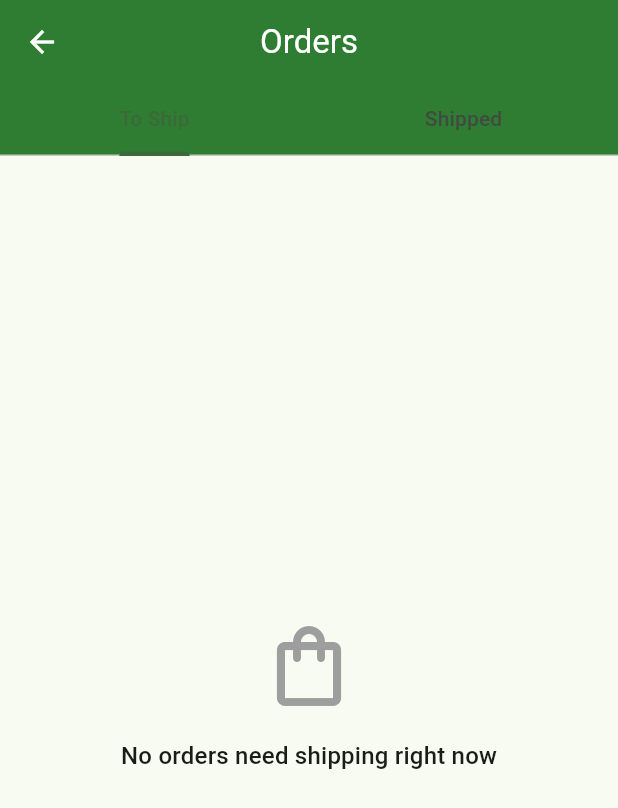
After one commit to emscape/myfriendroze-app, a Flutter app: the screen it shows once a user with an empty profile is signed in, scrolled down 214 dp, after a tap on "Orders", on a phone screen of 412 x 824 dp. The commit adds this screen. Shown: the top 808 px of the screen. Run offline on Flutter 3.47's test engine with Material 3 defaults, Android fonts, the phone set to English and light mode, and no system bars; our stand-ins replace cached_network_image, cloud_firestore, cloud_functions, firebase_auth, firebase_core, firebase_storage and 6 more; missing offline and left inert: dart:js_interop; accounts and stored records are empty.

Commit message:
Add orders list/detail screens and wire up the fulfillment flow
WHY:
- Roze needs a real screen to see orders and mark them shipped,
  replacing the deleted dead scaffold with UI built against the
  actual Order model/provider added in the previous commit.
- OrdersScreen splits orders into "To Ship"/"Shipped" tabs; tapping
  a card opens OrderDetailScreen, which shows a mark-shipped form for
  paid orders (auto-filling the tracking URL from the new
  buildTrackingUrl helper, still editable) or read-only shipping
  details once shipped.
- Wired into app_router.dart (/orders, /orders/detail) and added an
  Orders card to the home screen grid, matching the existing
  Products/Events/Gallery pattern. OrderProvider re-registered in
  main.dart's MultiProvider (it had stayed registered for the dead
  scaffold this whole time; now backed by the real implementation).

EXPECTED:
- test/utils/tracking_url_test.dart, test/screens/orders_screen_test.dart,
  test/screens/order_detail_screen_test.dart all pass (13 new tests).
- flutter test: full suite passes (116/116).
- flutter analyze: no new issues.

```diff
--- a/myfriendroze-app/lib/main.dart
+++ b/myfriendroze-app/lib/main.dart
@@ -8,6 +8,7 @@ import 'firebase_options.dart';
 import 'providers/auth_provider.dart';
 import 'providers/product_provider.dart';
 import 'providers/event_provider.dart';
+import 'providers/order_provider.dart';
 import 'providers/gallery_provider.dart';
 import 'providers/saved_location_provider.dart';
 import 'routes/app_router.dart';
@@ -48,6 +49,7 @@ class MyFriendRozeAdminApp extends StatelessWidget {
         ChangeNotifierProvider<AuthProvider>.value(value: authProvider),
         ChangeNotifierProvider(create: (_) => ProductProvider()),
         ChangeNotifierProvider(create: (_) => EventProvider()),
+        ChangeNotifierProvider(create: (_) => OrderProvider()),
         ChangeNotifierProvider(create: (_) => GalleryProvider()),
         ChangeNotifierProvider(create: (_) => SavedLocationProvider()),
       ],
--- a/myfriendroze-app/lib/routes/app_router.dart
+++ b/myfriendroze-app/lib/routes/app_router.dart
@@ -15,6 +15,9 @@ import '../screens/profile/profile_screen.dart';
 import '../screens/gallery/gallery_screen.dart';
 import '../screens/gallery/add_gallery_photo_screen.dart';
 import '../models/gallery_photo.dart';
+import '../screens/orders/orders_screen.dart';
+import '../screens/orders/order_detail_screen.dart';
+import '../models/order.dart';
 
 class AppRouter {
   // Builds a router bound to a specific AuthProvider instance. Callers must
@@ -106,6 +109,14 @@ class AppRouter {
             return const AddGalleryPhotoScreen();
           },
         ),
+        GoRoute(
+          path: '/orders',
+          builder: (context, state) => const OrdersScreen(),
+        ),
+        GoRoute(
+          path: '/orders/detail',
+          builder: (context, state) => OrderDetailScreen(order: state.extra as Order),
+        ),
       ],
     );
   }
--- a/myfriendroze-app/lib/screens/home/home_screen.dart
+++ b/myfriendroze-app/lib/screens/home/home_screen.dart
@@ -99,6 +99,13 @@ class HomeScreen extends StatelessWidget {
                   ),
                   _buildActionCard(
                     context,
+                    title: 'Orders',
+                    subtitle: 'Manage orders & shipping',
+                    icon: Icons.local_shipping,
+                    onTap: () => context.go('/orders'),
+                  ),
+                  _buildActionCard(
+                    context,
                     title: 'Gallery',
                     subtitle: 'Manage gallery photos',
                     icon: Icons.photo_library,
--- /dev/null
+++ b/myfriendroze-app/lib/screens/orders/orders_screen.dart
@@ -0,0 +1,185 @@
+import 'package:flutter/material.dart';
+import 'package:provider/provider.dart';
+import 'package:go_router/go_router.dart';
+import 'package:intl/intl.dart';
+import '../../models/order.dart';
+import '../../providers/order_provider.dart';
+
+class OrdersScreen extends StatefulWidget {
+  const OrdersScreen({super.key});
+
+  @override
+  State<OrdersScreen> createState() => _OrdersScreenState();
+}
+
+class _OrdersScreenState extends State<OrdersScreen> {
+  @override
+  void initState() {
+    super.initState();
+    WidgetsBinding.instance.addPostFrameCallback((_) {
+      Provider.of<OrderProvider>(context, listen: false).loadOrders();
+    });
+  }
+
+  @override
+  Widget build(BuildContext context) {
+    return DefaultTabController(
+      length: 2,
+      child: Scaffold(
+        appBar: AppBar(
+          title: const Text('Orders'),
+          leading: IconButton(
+            icon: const Icon(Icons.arrow_back),
+            onPressed: () => context.go('/home'),
+          ),
+          bottom: const TabBar(
+            tabs: [
+              Tab(text: 'To Ship'),
+              Tab(text: 'Shipped'),
+            ],
+          ),
+        ),
+        body: Consumer<OrderProvider>(
+          builder: (context, orderProvider, _) {
+            if (orderProvider.errorMessage != null) {
+              return Center(
+                child: Column(
+                  mainAxisAlignment: MainAxisAlignment.center,
+                  children: [
+                    Text(
+                      orderProvider.errorMessage!,
+                      style: const TextStyle(color: Colors.red),
+                      textAlign: TextAlign.center,
+                    ),
+                    const SizedBox(height: 16),
+                    ElevatedButton(
+                      onPressed: () => orderProvider.loadOrders(),
+                      child: const Text('Retry'),
+                    ),
+                  ],
+                ),
+              );
+            }
+
+            return TabBarView(
+              children: [
+                _OrderList(
+                  orders: orderProvider.ordersNeedingShipping,
+                  emptyMessage: 'No orders need shipping right now',
+                  showDaysWaiting: true,
+                ),
+                _OrderList(
+                  orders: orderProvider.shippedOrders,
+                  emptyMessage: 'No shipped orders yet',
+                  showDaysWaiting: false,
+                ),
+              ],
+            );
+          },
+        ),
+      ),
+    );
+  }
+}
+
+class _OrderList extends StatelessWidget {
+  final List<Order> orders;
+  final String emptyMessage;
+  final bool showDaysWaiting;
+
+  const _OrderList({
+    required this.orders,
+    required this.emptyMessage,
+    required this.showDaysWaiting,
+  });
+
+  @override
+  Widget build(BuildContext context) {
+    if (orders.isEmpty) {
+      return Center(
+        child: Column(
+          mainAxisAlignment: MainAxisAlignment.center,
+          children: [
+            const Icon(Icons.shopping_bag_outlined, size: 64, color: Colors.grey),
+            const SizedBox(height: 16),
+            Text(emptyMessage, style: Theme.of(context).textTheme.titleMedium),
+          ],
+        ),
+      );
+    }
+
+    return ListView.builder(
+      itemCount: orders.length,
+      itemBuilder: (context, index) {
+        final order = orders[index];
+        return _OrderCard(order: order, showDaysWaiting: showDaysWaiting);
+      },
+    );
+  }
+}
+
+class _OrderCard extends StatelessWidget {
+  final Order order;
+  final bool showDaysWaiting;
+
+  const _OrderCard({required this.order, required this.showDaysWaiting});
+
+  @override
+  Widget build(BuildContext context) {
+    final currencyFormat = NumberFormat.simpleCurrency(name: order.currency.toUpperCase());
+    final itemCount = order.items.fold<int>(0, (sum, item) => sum + item.qty);
+
+    return Card(
+      margin: const EdgeInsets.symmetric(horizontal: 12, vertical: 6),
+      child: InkWell(
+        onTap: () => context.go('/orders/detail', extra: order),
+        borderRadius: BorderRadius.circular(12),
+        child: Padding(
+          padding: const EdgeInsets.all(16),
+          child: Column(
+            crossAxisAlignment: CrossAxisAlignment.start,
+            children: [
+              Row(
+                mainAxisAlignment: MainAxisAlignment.spaceBetween,
+                children: [
+                  Text(
+                    order.customer.name,
+                    style: Theme.of(context).textTheme.titleMedium?.copyWith(
+                          fontWeight: FontWeight.bold,
+                        ),
+                  ),
+                  Text(
+                    currencyFormat.format(order.total),
+                    style: Theme.of(context).textTheme.titleMedium?.copyWith(
+                          fontWeight: FontWeight.bold,
+                          color: Colors.green[700],
+                        ),
+                  ),
+                ],
+              ),
+              const SizedBox(height: 4),
+              Text(
+                '$itemCount item${itemCount != 1 ? 's' : ''}',
+                style: Theme.of(context).textTheme.bodySmall?.copyWith(color: Colors.grey[600]),
+              ),
+              const SizedBox(height: 4),
+              Text(
+                showDaysWaiting
+                    ? 'Ordered ${_daysAgo(order.createdAt)}'
+                    : 'Shipped ${order.shippedAt != null ? _daysAgo(order.shippedAt!) : ''}',
+                style: Theme.of(context).textTheme.bodySmall?.copyWith(color: Colors.grey[600]),
+              ),
+            ],
+          ),
+        ),
+      ),
+    );
+  }
+
+  String _daysAgo(DateTime date) {
+    final days = DateTime.now().difference(date).inDays;
+    if (days <= 0) return 'today';
+    if (days == 1) return '1 day ago';
+    return '$days days ago';
+  }
+}
```
Also changed, not shown: myfriendroze-app/lib/screens/orders/order_detail_screen.dart (added, +271 -0 lines), myfriendroze-app/lib/utils/tracking_url.dart (added, +22 -0 lines), 3 other files.
